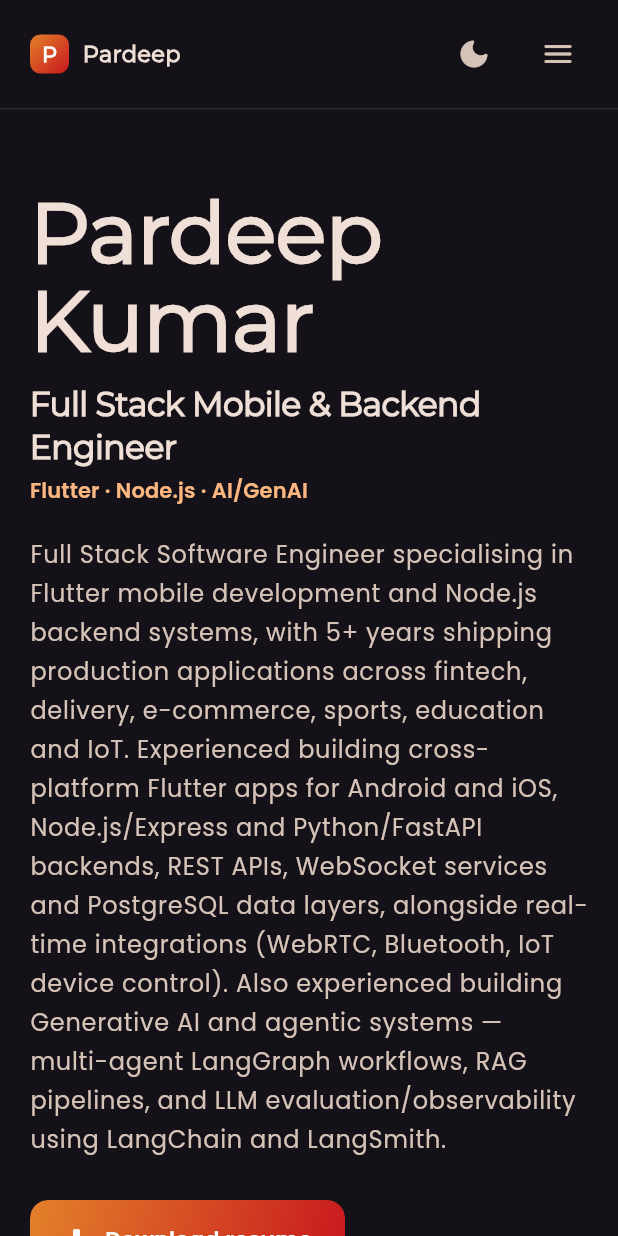
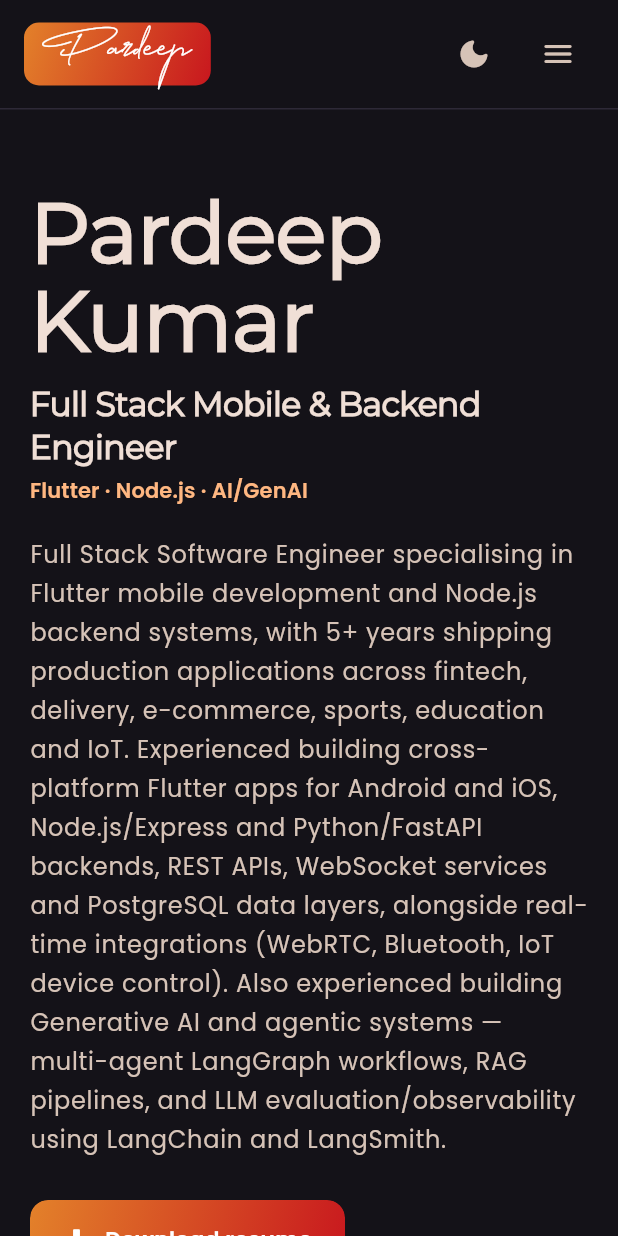
Before and after one commit to PardeepKumar816/PardeepKumar816.github.io, a Flutter app: the screen it shows after launch, on a phone screen of 412 x 824 dp. Run offline on Flutter 3.47's test engine with Material 3 defaults, Android fonts, the phone set to English and light mode, and no system bars; our stand-ins replace flutter_svg, shared_preferences.

Commit message:
fix: show the name in the signature font as the nav brand
Replace the single-initial gradient avatar with the full name set in
Agustina, the signature face already declared in pubspec.yaml but left
unused. The brand is now one gradient container holding "Pardeep" instead
of an initial plus a duplicate Montserrat label.

Add a regression test asserting the brand renders the name in Agustina and
that the initial avatar does not return.

```diff
--- a/lib/widgets/app_nav_bar.dart
+++ b/lib/widgets/app_nav_bar.dart
@@ -165,44 +165,27 @@ class _Brand extends StatelessWidget {
 
   @override
   Widget build(BuildContext context) {
-    final ColorScheme scheme = Theme.of(context).colorScheme;
-    return InkWell(
+    return Semantics(
+      button: true,
+      label: 'Back to top',
+      child: InkWell(
         onTap: onTap,
-      borderRadius: BorderRadius.circular(8),
-      child: Padding(
-        padding: const EdgeInsets.symmetric(vertical: 6, horizontal: 4),
-        child: Row(
-          mainAxisSize: MainAxisSize.min,
-          children: <Widget>[
-            Container(
-              width: 26,
-              height: 26,
+        borderRadius: BorderRadius.circular(10),
+        child: Container(
+          padding: const EdgeInsets.symmetric(horizontal: 14, vertical: 7),
           decoration: BoxDecoration(
             gradient: Brand.sunset,
-                borderRadius: BorderRadius.circular(7),
+            borderRadius: BorderRadius.circular(10),
           ),
-              alignment: Alignment.center,
           child: const Text(
-                'P',
+            'Pardeep',
             style: TextStyle(
-                  fontFamily: 'Montserrat',
-                  fontWeight: FontWeight.w700,
-                  fontSize: 14,
+              fontFamily: 'Agustina',
+              fontSize: 24,
+              height: 1.15,
               color: Colors.white,
             ),
           ),
-            ),
-            const SizedBox(width: 9),
-            Text(
-              'Pardeep',
-              style: TextStyle(
-                fontFamily: 'Montserrat',
-                fontSize: 15,
-                fontWeight: FontWeight.w600,
-                color: scheme.onSurface,
-              ),
-            ),
-          ],
         ),
       ),
     );
```
Also changed, not shown: 1 other file. Lines whose indentation alone changed are shown as unchanged.
